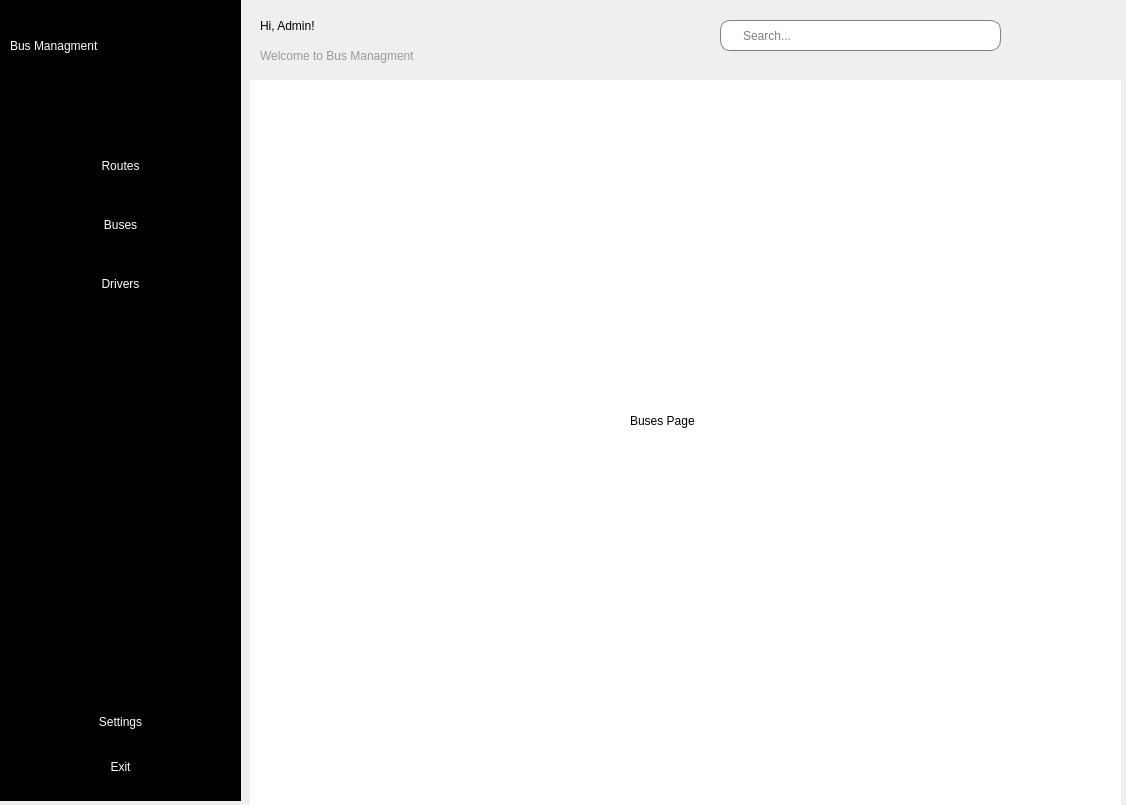
This is index.ui in mykyta07/bus_management as Qt 5 draws it before an edit. The edited form follows.
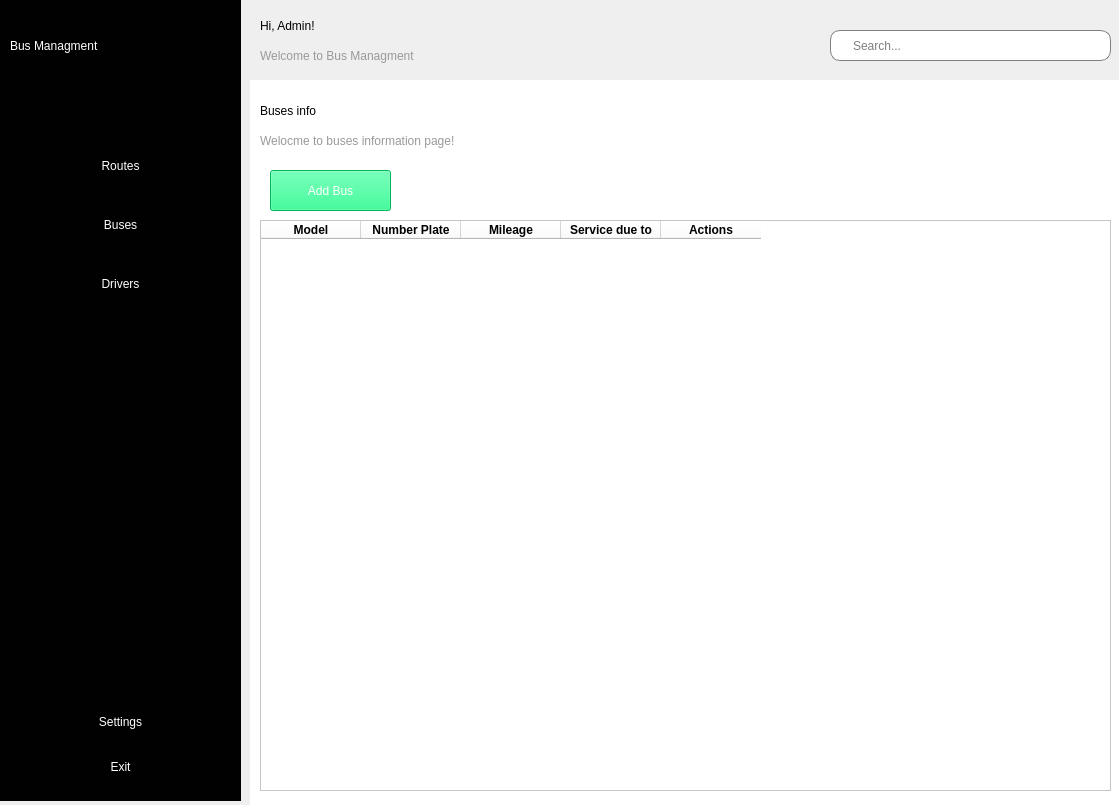
This is the edited form. Icons and pictures are not drawn.

Commit message: added table on BusesPage for showing db recording

What changed in the file:
```diff
--- a/index.ui
+++ b/index.ui
@@ -6,7 +6,7 @@
    <rect>
     <x>0</x>
     <y>0</y>
-    <width>1126</width>
+    <width>1119</width>
     <height>805</height>
    </rect>
   </property>
@@ -294,18 +294,116 @@
       <widget class="QLabel" name="label_4">
        <property name="geometry">
         <rect>
-         <x>370</x>
-         <y>300</y>
+         <x>0</x>
+         <y>0</y>
+         <width>151</width>
+         <height>61</height>
+        </rect>
+       </property>
+       <property name="styleSheet">
+        <string notr="true">font: 75 16pt &quot;MS Shell Dlg 2&quot;;</string>
+       </property>
+       <property name="text">
+        <string>Buses info</string>
+       </property>
+      </widget>
+      <widget class="QLabel" name="label_7">
+       <property name="geometry">
+        <rect>
+         <x>0</x>
+         <y>50</y>
+         <width>611</width>
+         <height>21</height>
+        </rect>
+       </property>
+       <property name="styleSheet">
+        <string notr="true">font: 10pt &quot;MS Shell Dlg 2&quot;;
+color: rgb(153, 153, 153);</string>
+       </property>
+       <property name="text">
+        <string>Welocme to buses information page!</string>
+       </property>
+      </widget>
+      <widget class="QPushButton" name="addBusButton">
+       <property name="enabled">
+        <bool>true</bool>
+       </property>
+       <property name="geometry">
+        <rect>
+         <x>10</x>
+         <y>90</y>
          <width>121</width>
-         <height>81</height>
+         <height>41</height>
         </rect>
        </property>
        <property name="styleSheet">
-        <string notr="true">font: 14pt &quot;MS Shell Dlg 2&quot;;</string>
+        <string notr="true">border:&quot;none&quot;;
+background-color: rgb(0, 255, 127);
+font: 75 10pt &quot;MS Shell Dlg 2&quot;;
+color: rgb(255, 255, 255);
+border-radius:&quot;10px&quot;</string>
        </property>
        <property name="text">
-        <string>Buses Page</string>
+        <string>Add Bus</string>
        </property>
+       <property name="checkable">
+        <bool>true</bool>
+       </property>
+      </widget>
+      <widget class="QTableWidget" name="tableWidget">
+       <property name="geometry">
+        <rect>
+         <x>0</x>
+         <y>140</y>
+         <width>851</width>
+         <height>571</height>
+        </rect>
+       </property>
+       <property name="styleSheet">
+        <string notr="true">QHeaderView::section {
+	font-weight:bold;
+}</string>
+       </property>
+       <property name="alternatingRowColors">
+        <bool>false</bool>
+       </property>
+       <property name="sortingEnabled">
+        <bool>false</bool>
+       </property>
+       <property name="columnCount">
+        <number>5</number>
+       </property>
+       <attribute name="horizontalHeaderMinimumSectionSize">
+        <number>49</number>
+       </attribute>
+       <attribute name="horizontalHeaderShowSortIndicator" stdset="0">
+        <bool>false</bool>
+       </attribute>
+       <column>
+        <property name="text">
+         <string>Model</string>
+        </property>
+       </column>
+       <column>
+        <property name="text">
+         <string>Number Plate</string>
+        </property>
+       </column>
+       <column>
+        <property name="text">
+         <string>Mileage</string>
+        </property>
+       </column>
+       <column>
+        <property name="text">
+         <string>Service due to</string>
+        </property>
+       </column>
+       <column>
+        <property name="text">
+         <string>Actions</string>
+        </property>
+       </column>
       </widget>
      </widget>
      <widget class="QWidget" name="routes_page">
@@ -358,8 +456,8 @@
     <widget class="QLineEdit" name="lineEdit">
      <property name="geometry">
       <rect>
-       <x>470</x>
-       <y>20</y>
+       <x>580</x>
+       <y>30</y>
        <width>281</width>
        <height>31</height>
       </rect>
```
The commit also changes 1 other file.
